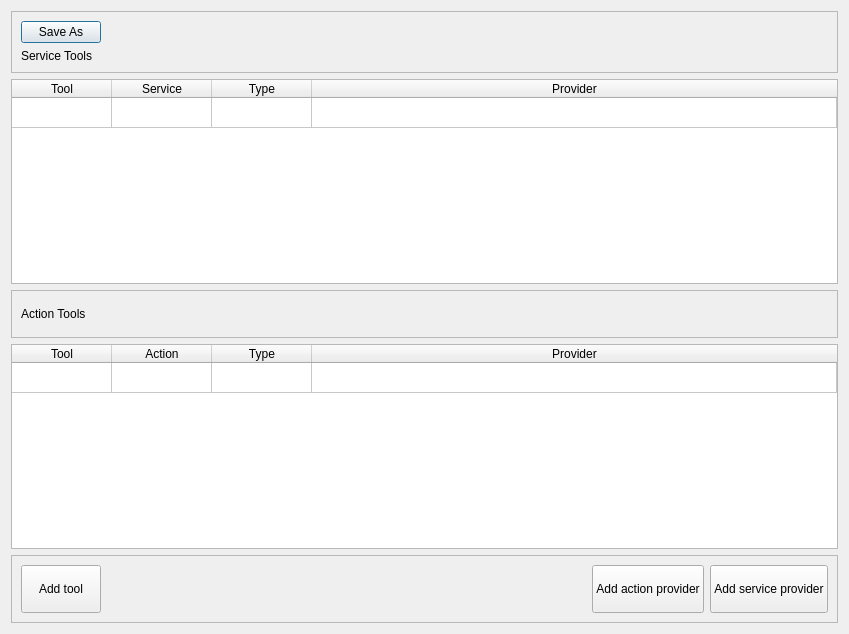
Above: intent_dispatcher/ui/overview_dialog.ui from ipa320/rqt_frame_editor_plugin before the change. Below: the same form after it.
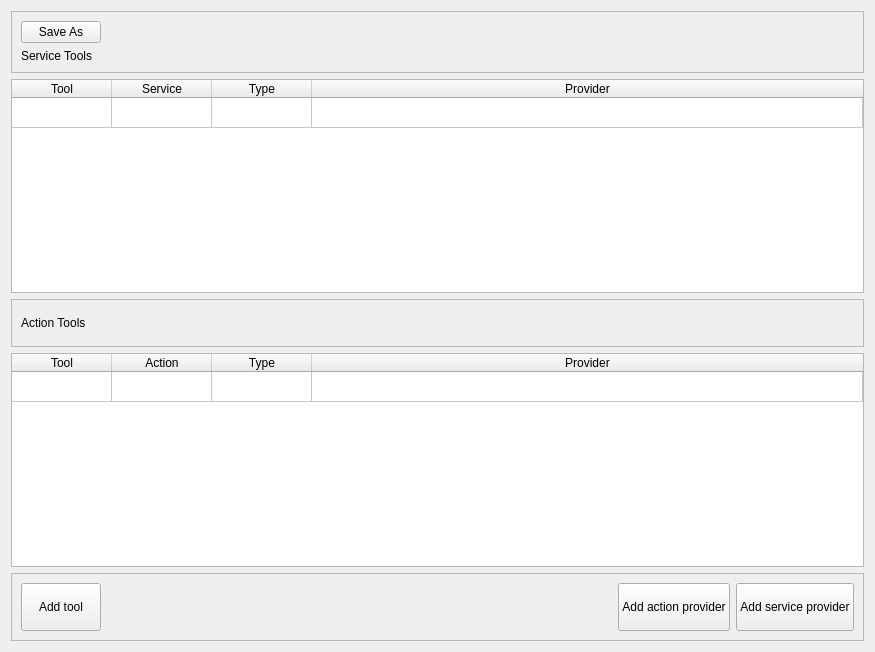
That is the form after the change.

```diff
--- a/intent_dispatcher/ui/overview_dialog.ui
+++ b/intent_dispatcher/ui/overview_dialog.ui
@@ -1,13 +1,13 @@
 <?xml version="1.0" encoding="UTF-8"?>
 <ui version="4.0">
- <class>Dialog</class>
- <widget class="QDialog" name="Dialog">
+ <class>Form</class>
+ <widget class="QWidget" name="Form">
   <property name="geometry">
    <rect>
     <x>0</x>
     <y>0</y>
-    <width>849</width>
-    <height>634</height>
+    <width>875</width>
+    <height>652</height>
    </rect>
   </property>
   <property name="windowTitle">
```
Left out of the diff: 8 changed lines with no effect on the pictures.
